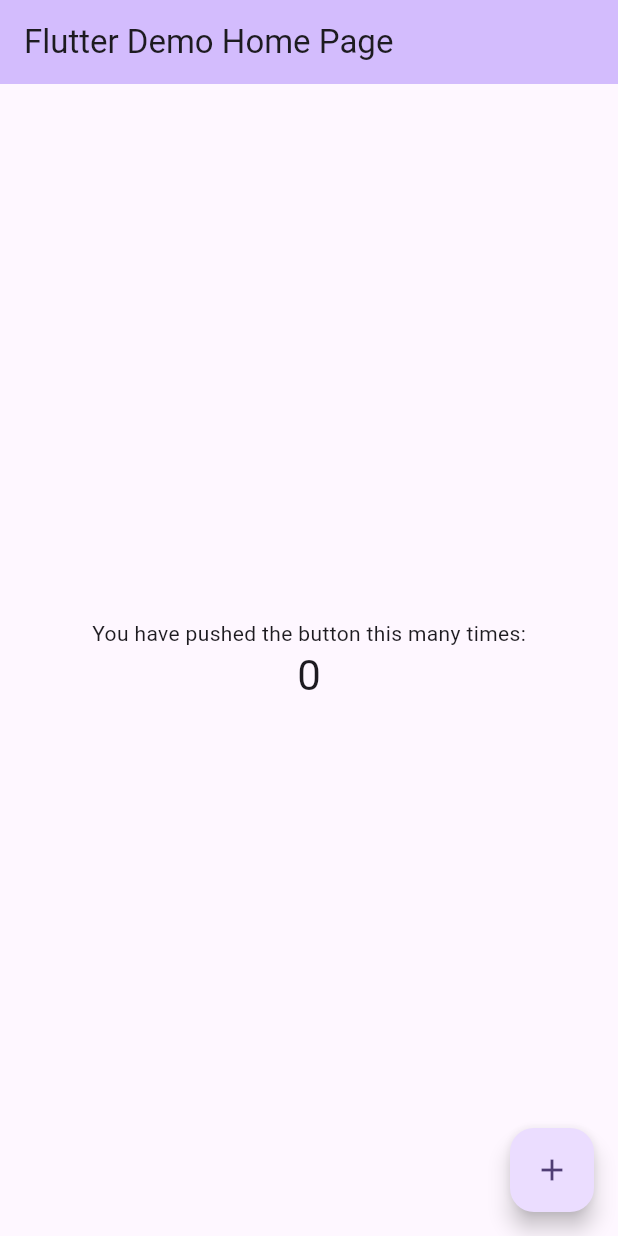
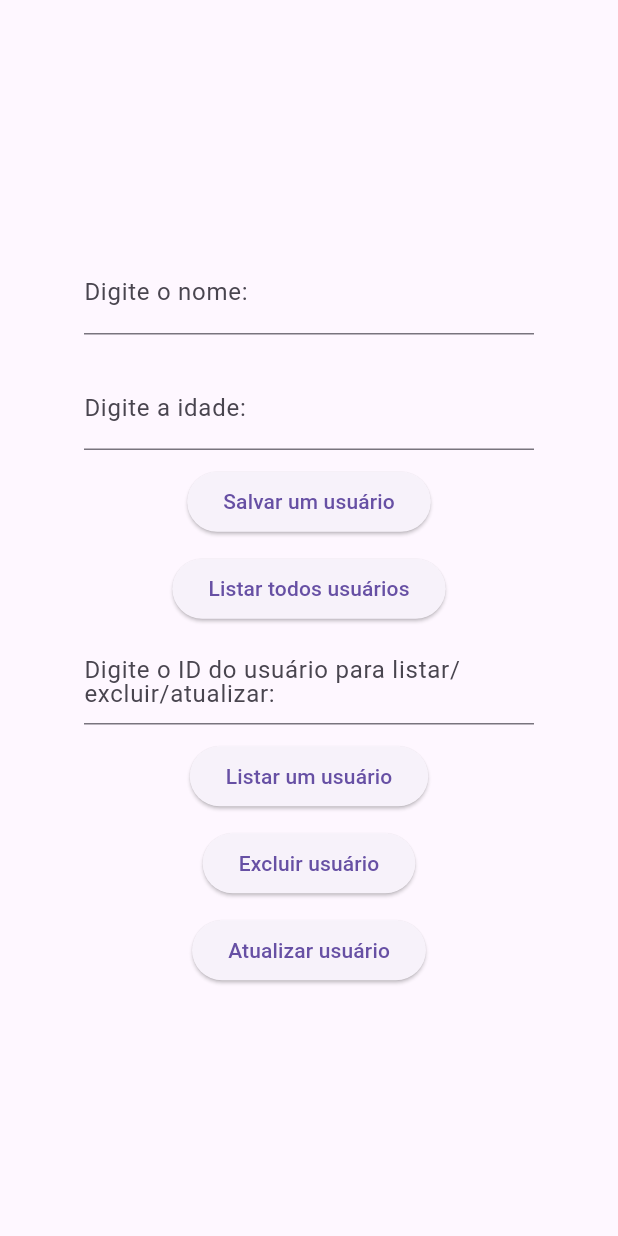
Before and after one commit to EnmaRyumaa/aula09_puc_flutter, a Flutter app: the screen it shows after launch, on a phone screen of 412 x 824 dp. Run offline on Flutter 3.47's test engine with Material 3 defaults, Android fonts, the phone set to English and light mode, and no system bars; our stand-ins replace sqflite; accounts and stored records are empty.

Commit message:
Change main application for common project-puc

```diff
--- a/aula09_puc/lib/main.dart
+++ b/aula09_puc/lib/main.dart
@@ -1,122 +1,285 @@
 import 'package:flutter/material.dart';
+import 'package:sqflite/sqflite.dart';
+import 'package:path/path.dart';
 
 void main() {
-  runApp(const MyApp());
+  runApp(const App());
 }
 
-class MyApp extends StatelessWidget {
-  const MyApp({super.key});
+class App extends StatelessWidget {
+  const App({super.key});
 
-  // This widget is the root of your application.
   @override
   Widget build(BuildContext context) {
-    return MaterialApp(
-      title: 'Flutter Demo',
-      theme: ThemeData(
-        // This is the theme of your application.
-        //
-        // TRY THIS: Try running your application with "flutter run". You'll see
-        // the application has a purple toolbar. Then, without quitting the app,
-        // try changing the seedColor in the colorScheme below to Colors.green
-        // and then invoke "hot reload" (save your changes or press the "hot
-        // reload" button in a Flutter-supported IDE, or press "r" if you used
-        // the command line to start the app).
-        //
-        // Notice that the counter didn't reset back to zero; the application
-        // state is not lost during the reload. To reset the state, use hot
-        // restart instead.
-        //
-        // This works for code too, not just values: Most code changes can be
-        // tested with just a hot reload.
-        colorScheme: ColorScheme.fromSeed(seedColor: Colors.deepPurple),
-      ),
-      home: const MyHomePage(title: 'Flutter Demo Home Page'),
+    return const MaterialApp(
+      home: Home(),
     );
   }
 }
 
-class MyHomePage extends StatefulWidget {
-  const MyHomePage({super.key, required this.title});
-
-  // This widget is the home page of your application. It is stateful, meaning
-  // that it has a State object (defined below) that contains fields that affect
-  // how it looks.
-
-  // This class is the configuration for the state. It holds the values (in this
-  // case the title) provided by the parent (in this case the App widget) and
-  // used by the build method of the State. Fields in a Widget subclass are
-  // always marked "final".
-
-  final String title;
+class Home extends StatefulWidget {
+  const Home({super.key});
 
   @override
-  State<MyHomePage> createState() => _MyHomePageState();
+  State<Home> createState() => _HomeState();
 }
 
-class _MyHomePageState extends State<MyHomePage> {
-  int _counter = 0;
+class _HomeState extends State<Home> {
+  // Método para recuperar ou abrir o banco de dados
+  _recuperarBD() async {
+    // Obtém o caminho onde o banco de dados será salvo no dispositivo
+    final caminho = await getDatabasesPath();
+    final local = join(caminho, "bancodados.db");
 
-  void _incrementCounter() {
-    setState(() {
-      // This call to setState tells the Flutter framework that something has
-      // changed in this State, which causes it to rerun the build method below
-      // so that the display can reflect the updated values. If we changed
-      // _counter without calling setState(), then the build method would not be
-      // called again, and so nothing would appear to happen.
-      _counter++;
-    });
+    // Abre o banco de dados e cria a tabela 'usuarios' se ainda não existir
+    var retorno = await openDatabase(
+      local,
+      version: 1,
+      onCreate: (db, dbVersaoRecente) {
+        // SQL para criar a tabela 'usuarios' com colunas de ID, nome e idade
+        String sql = "CREATE TABLE usuarios ("
+            "id INTEGER PRIMARY KEY AUTOINCREMENT, "
+            "nome VARCHAR, idade INTEGER)";
+        db.execute(sql);
+      },
+    );
+
+    print("Aberto ${retorno.isOpen.toString()}");
+
+    return retorno;
   }
+
+  // Método para inserir um novo usuário no banco de dados
+  _salvarDados(BuildContext context, String nome, int idade) async {
+    Database db = await _recuperarBD();
+
+    // Dados a serem inseridos, representados como um mapa
+    Map<String, dynamic> dadosUsuario = {
+      "nome": nome,
+      "idade": idade,
+    };
+
+    // Insere os dados na tabela 'usuarios' e retorna o ID do novo registro
+    int id = await db.insert("usuarios", dadosUsuario);
+    print("Salvo $id");
+
+    // Exibe um diálogo para o usuário confirmar que o registro foi salvo
+    _mostrarDialogo(context, "Usuário salvo com sucesso!");
+  }
+
+  // Método para exibir diálogos de confirmação e mensagens
+  _mostrarDialogo(BuildContext context, String mensagem) {
+    showDialog(
+      context: context,
+      builder: (BuildContext context) {
+        return AlertDialog(
+          title: const Text("Resultado"),
+          content: Text(mensagem),
+          actions: [
+            TextButton(
+              onPressed: () {
+                Navigator.of(context).pop();
+              },
+              child: const Text("OK"),
+            ),
+          ],
+        );
+      },
+    );
+  }
+
+  // Método para listar todos os usuários armazenados no banco de dados
+  _listarUsuarios() async {
+    Database db = await _recuperarBD();
+    String sql = "SELECT * FROM usuarios";
+    List usuarios = await db.rawQuery(sql);
+
+    // Imprime os dados de cada usuário listado no banco
+    for (var usu in usuarios) {
+      print(
+          " id: ${usu['id'].toString()} nome: ${usu['nome']} idade: ${usu['idade']}");
+    }
+  }
+
+  // Método para listar um usuário específico com base no ID
+  _listarUmUsuario(BuildContext context, int id) async {
+    Database db = await _recuperarBD();
+
+    // Faz a consulta na tabela 'usuarios' com o ID fornecido
+    List usuarios = await db.query(
+      "usuarios",
+      columns: ["id", "nome", "idade"],
+      where: "id = ?",
+      whereArgs: [id],
+    );
+
+    // Verifica se o usuário existe e exibe um diálogo com as informações
+    if (usuarios.isNotEmpty) {
+      var usuario = usuarios.first;
+      _mostrarDialogo(context,
+          "ID: ${usuario['id']} \nNome: ${usuario['nome']} \nIdade: ${usuario['idade']}");
+    } else {
+      _mostrarDialogo(context, "Usuário com ID $id não encontrado.");
+    }
+  }
+
+  // Método para excluir um usuário com base no ID
+  _excluirUsuario(BuildContext context, int id) async {
+    Database db = await _recuperarBD();
+
+    // Exclui o registro de acordo com o ID fornecido
+    int retorno = await db.delete(
+      "usuarios",
+      where: "id = ?",
+      whereArgs: [id],
+    );
+
+    print("Itens excluídos: $retorno");
+
+    // Exibe um diálogo para confirmar a exclusão
+    _mostrarDialogo(context, "Usuário com ID $id excluído com sucesso.");
+  }
+
+  // Método para atualizar informações de um usuário existente
+  _atualizarUsuario(
+      BuildContext context, int id, String? nome, int? idade) async {
+    Database db = await _recuperarBD();
+
+    // Cria um mapa para atualizar os dados somente dos campos não nulos
+    Map<String, dynamic> dadosUsuario = {};
+    if (nome != null && nome.isNotEmpty) {
+      dadosUsuario["nome"] = nome;
+    }
+    if (idade != null) {
+      dadosUsuario["idade"] = idade;
+    }
+
+    // Realiza a atualização caso existam campos para modificar
+    if (dadosUsuario.isNotEmpty) {
+      int retorno = await db.update(
+        "usuarios",
+        dadosUsuario,
+        where: "id = ?",
+        whereArgs: [id],
+      );
+
+      print("Itens atualizados: $retorno");
+      _mostrarDialogo(context, "Usuário com ID $id atualizado com sucesso.");
+    } else {
+      _mostrarDialogo(context, "Nenhuma informação para atualizar.");
+    }
+  }
+
+  final TextEditingController _nomeController = TextEditingController();
+  final TextEditingController _idadeController = TextEditingController();
+  final TextEditingController _idController = TextEditingController();
 
   @override
   Widget build(BuildContext context) {
-    // This method is rerun every time setState is called, for instance as done
-    // by the _incrementCounter method above.
-    //
-    // The Flutter framework has been optimized to make rerunning build methods
-    // fast, so that you can just rebuild anything that needs updating rather
-    // than having to individually change instances of widgets.
     return Scaffold(
-      appBar: AppBar(
-        // TRY THIS: Try changing the color here to a specific color (to
-        // Colors.amber, perhaps?) and trigger a hot reload to see the AppBar
-        // change color while the other colors stay the same.
-        backgroundColor: Theme.of(context).colorScheme.inversePrimary,
-        // Here we take the value from the MyHomePage object that was created by
-        // the App.build method, and use it to set our appbar title.
-        title: Text(widget.title),
-      ),
-      body: Center(
-        // Center is a layout widget. It takes a single child and positions it
-        // in the middle of the parent.
+      body: Container(
+        alignment: Alignment.center,
         child: Column(
-          // Column is also a layout widget. It takes a list of children and
-          // arranges them vertically. By default, it sizes itself to fit its
-          // children horizontally, and tries to be as tall as its parent.
-          //
-          // Column has various properties to control how it sizes itself and
-          // how it positions its children. Here we use mainAxisAlignment to
-          // center the children vertically; the main axis here is the vertical
-          // axis because Columns are vertical (the cross axis would be
-          // horizontal).
-          //
-          // TRY THIS: Invoke "debug painting" (choose the "Toggle Debug Paint"
-          // action in the IDE, or press "p" in the console), to see the
-          // wireframe for each widget.
+          mainAxisSize: MainAxisSize.max,
           mainAxisAlignment: MainAxisAlignment.center,
-          children: <Widget>[
-            const Text('You have pushed the button this many times:'),
-            Text(
-              '$_counter',
-              style: Theme.of(context).textTheme.headlineMedium,
+          children: [
+            Container(
+              margin: const EdgeInsets.all(0.5),
+              width: 300,
+              alignment: Alignment.center,
+              child: TextField(
+                controller: _nomeController,
+                decoration: const InputDecoration(
+                  label: Text("Digite o nome:"),
+                ),
+              ),
+            ),
+            const Padding(padding: EdgeInsets.all(10)),
+            Container(
+              margin: const EdgeInsets.all(0.5),
+              width: 300,
+              alignment: Alignment.center,
+              child: TextField(
+                controller: _idadeController,
+                decoration: const InputDecoration(
+                  label: Text("Digite a idade:"),
+                ),
+                keyboardType: TextInputType.number,
+              ),
+            ),
+            const SizedBox(height: 10),
+            ElevatedButton(
+              onPressed: () {
+                _salvarDados(context, _nomeController.text,
+                    int.tryParse(_idadeController.text) ?? 0);
+              },
+              child: const Text("Salvar um usuário"),
+            ),
+            const SizedBox(height: 10),
+            ElevatedButton(
+              onPressed: _listarUsuarios,
+              child: const Text("Listar todos usuários"),
+            ),
+            const SizedBox(height: 10),
+            Container(
+              margin: const EdgeInsets.all(0.5),
+              width: 300,
+              alignment: Alignment.center,
+              child: TextField(
+                controller: _idController,
+                decoration: const InputDecoration(
+                  label: Text(
+                      "Digite o ID do usuário para listar/excluir/atualizar:"),
+                ),
+                keyboardType: TextInputType.number,
+              ),
+            ),
+            const SizedBox(height: 10),
+            ElevatedButton(
+              onPressed: () {
+                int? id = int.tryParse(_idController.text);
+                if (id != null) {
+                  _listarUmUsuario(context, id);
+                } else {
+                  _mostrarDialogo(
+                      context, "Por favor, insira um ID válido para listar.");
+                }
+              },
+              child: const Text("Listar um usuário"),
+            ),
+            const SizedBox(height: 10),
+            ElevatedButton(
+              onPressed: () {
+                int? id = int.tryParse(_idController.text);
+                if (id != null) {
+                  _excluirUsuario(context, id);
+                } else {
+                  _mostrarDialogo(
+                      context, "Por favor, insira um ID válido para excluir.");
+                }
+              },
+              child: const Text("Excluir usuário"),
+            ),
+            const SizedBox(height: 10),
+            ElevatedButton(
+              onPressed: () {
+                int? id = int.tryParse(_idController.text);
+                if (id != null) {
+                  String? nome = _nomeController.text.isNotEmpty
+                      ? _nomeController.text
+                      : null;
+                  int? idade = int.tryParse(_idadeController.text);
+                  _atualizarUsuario(context, id, nome, idade);
+                } else {
+                  _mostrarDialogo(context,
+                      "Por favor, insira um ID válido para atualizar.");
+                }
+              },
+              child: const Text("Atualizar usuário"),
             ),
           ],
         ),
       ),
-      floatingActionButton: FloatingActionButton(
-        onPressed: _incrementCounter,
-        tooltip: 'Increment',
-        child: const Icon(Icons.add),
-      ), // This trailing comma makes auto-formatting nicer for build methods.
     );
   }
 }
```
